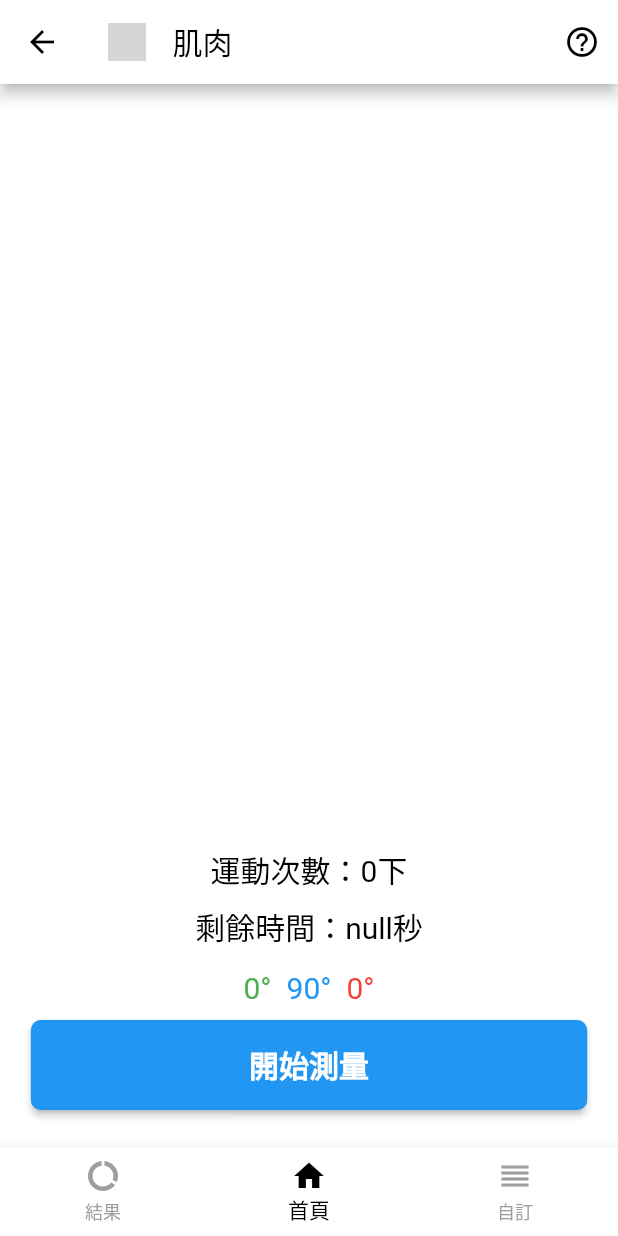
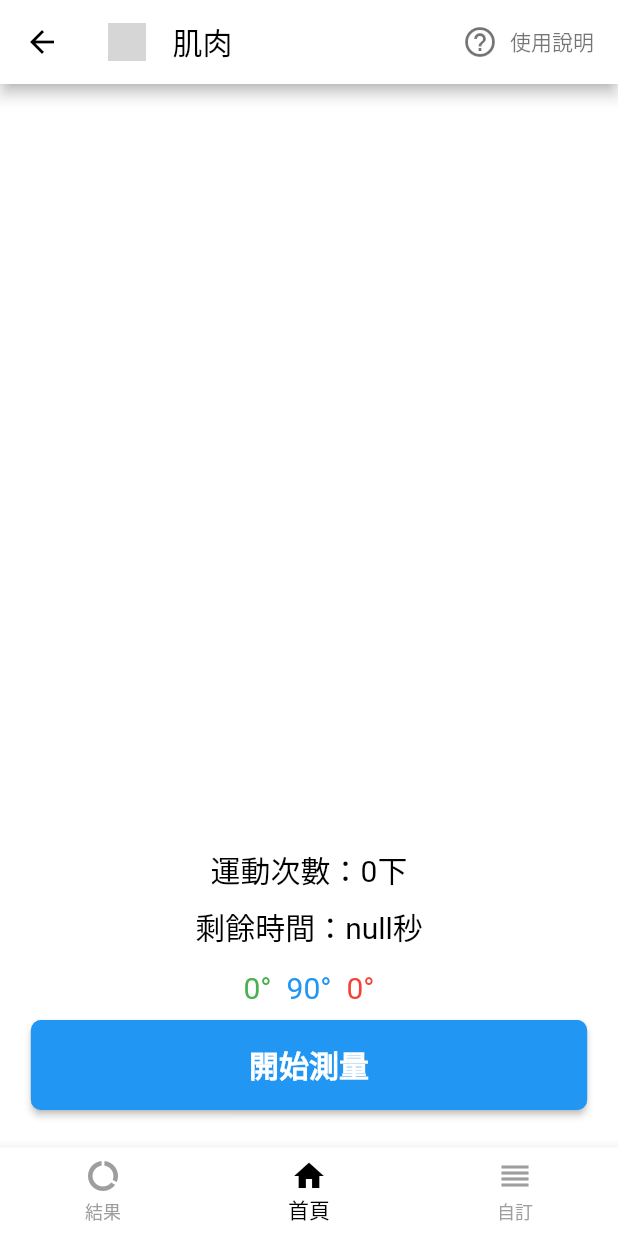
Before and after one commit to Clark1945/flutter_health_diary, a Flutter app: the Muscle_test screen opened directly, on a phone screen of 412 x 824 dp. Run offline on Flutter 3.47's test engine with Material 2 defaults, Android fonts, the light colour scheme and no system bars; drawn by our look-alikes of fl_chart; our stand-ins replace date_time_picker, firebase_core, google_fonts, hive, hive_flutter, jiffy and 6 more; missing offline and left inert: dart:ffi, direct_select; accounts and stored records are empty; grey boxes are pictures that could not be loaded.

Commit message:
使用說明新增圖片解說

```diff
--- a/health1/lib/muscle/HomePage.dart
+++ b/health1/lib/muscle/HomePage.dart
@@ -43,6 +43,7 @@ var od;
 var SportsCount = 0;
 var CountLock = 1;
 var reciprocal;
+var WarningLuck = 1;
 
 class _HomePageState extends State<HomePage> {
   List<double> _accelerometerValues; //?：值為null
@@ -321,25 +322,7 @@ class _HomePageState extends State<HomePage> {
     }
   }
 
-  // AudioPlayer audioPlayer = AudioPlayer();
-  // play() async {
-  //   int result = await audioPlayer
-  //       .play('https://taira-komori.jpn.org/sound_os/game01/select01.mp3');
-  //   if (result == 1) {
-  //     // success
-  //   }
-  // }
-
-  // AudioPlayer audioPlayer2 = AudioPlayer();
-  // play2() async {
-  //   int result = await audioPlayer2
-  //       .play('https://taira-komori.jpn.org/sound_os/game01/select08.mp3');
-  //   if (result == 1) {
-  //     // success
-  //   }
-  // }
   final player_ding = AudioPlayer();
-  // var duration =player_ding.setAsset('assets/ding.mp3');
   void ding() async {
     await player_ding.setAsset('assets/ding.mp3');
     player_ding.play();
@@ -350,8 +333,6 @@ class _HomePageState extends State<HomePage> {
     await player_warning.setAsset('assets/warning.mp3');
     player_warning.play();
   }
-
-  var asdf = 1;
 
   void AutoStop() {
     // setaudioplayer();
@@ -384,12 +365,12 @@ class _HomePageState extends State<HomePage> {
         if (WarningSound == 1 &&
             _orientationValues[MeasurementModeValue] <= -30 &&
             _orientationValues[MeasurementModeValue] >= -150) {
-          if (asdf == 1) {
+          if (WarningLuck == 1) {
             warning();
-            asdf = 0;
+            WarningLuck = 0;
           }
         } else {
-          asdf = 1;
+          WarningLuck = 1;
         }
       }
 
--- a/health1/lib/muscle/muscle.dart
+++ b/health1/lib/muscle/muscle.dart
@@ -2,13 +2,10 @@ import 'dart:async';
 import 'dart:math';
 import 'package:sensors/sensors.dart';
 import 'package:flutter/material.dart';
-
 import 'HomePage.dart';
 import 'DataPage.dart';
 import 'Use_Explain.dart';
-// import '../test/ProfilePage.dart';
 import 'CustomPage.dart';
-import 'TestPage.dart';
 import 'package:hive/hive.dart';
 import 'package:hive_flutter/hive_flutter.dart';
 
@@ -24,7 +21,6 @@ class Muscle_test extends StatefulWidget {
 class _Muscle_testState extends State<Muscle_test> {
   int _selectedIndex = 1;
   final pages = [DataPage(), HomePage(), CustomPage()];
-  // final pages = [DataPage(), HomePage(), CustomPage(), TestPage()];
 
   @override
   Widget build(BuildContext context) {
@@ -47,17 +43,23 @@ class _Muscle_testState extends State<Muscle_test> {
           ],
         ),
         actions: <Widget>[
-          IconButton(
-            icon: const Icon(
-              Icons.help_outline,
-              color: Colors.black,
-            ),
+          ElevatedButton.icon(
             onPressed: () {
               Navigator.push(
                 context,
                 MaterialPageRoute(builder: (context) => explain()),
               );
             },
+            icon: const Icon(
+              Icons.help_outline,
+              color: Colors.black54,
+            ),
+            label: Text('使用說明'),
+            style: ButtonStyle(
+              backgroundColor: MaterialStateProperty.all<Color>(Colors.white),
+              foregroundColor: MaterialStateProperty.all(Colors.black54),
+              elevation: MaterialStateProperty.all(0),
+            ),
           ),
         ],
       ),
@@ -77,10 +79,6 @@ class _Muscle_testState extends State<Muscle_test> {
             icon: Icon(Icons.reorder),
             label: '自訂',
           ),
-          // BottomNavigationBarItem(
-          //   icon: Icon(Icons.settings),
-          //   label: '測試',
-          // ),
         ],
         backgroundColor: Colors.white,
         fixedColor: Colors.black,
--- a/health1/pubspec.yaml
+++ b/health1/pubspec.yaml
@@ -33,9 +33,6 @@ dependencies:
   charts_flutter: ^0.10.0
   path: ^1.6.2
   just_audio: ^0.9.18
-  # audioplayers: ^0.20.1
-  # firebase_core: ^1.10.0
-  # cloud_firestore: ^3.1.0
   firebase_core: ^1.10.2
   firebase_database: ^8.2.0
 
@@ -80,3 +77,5 @@ flutter:
     - assets/gyroscope.png
     - assets/ding.mp3
     - assets/warning.mp3
+    - assets/shoulder_flexion_deltoid_test.jpg
+    - assets/Biceps_Brachii_Test.jpg
```
Also changed, not shown: health1/lib/TestPage.dart (added, +29 -0 lines), health1/lib/main.dart (+32 -5 lines), health1/lib/muscle/TestPage.dart (deleted, +0 -123 lines), health1/lib/muscle/Use_Explain.dart (+19 -7 lines), health1/assets/Biceps_Brachii_Test.jpg (added), health1/assets/shoulder_flexion_deltoid_test.jpg (added).
